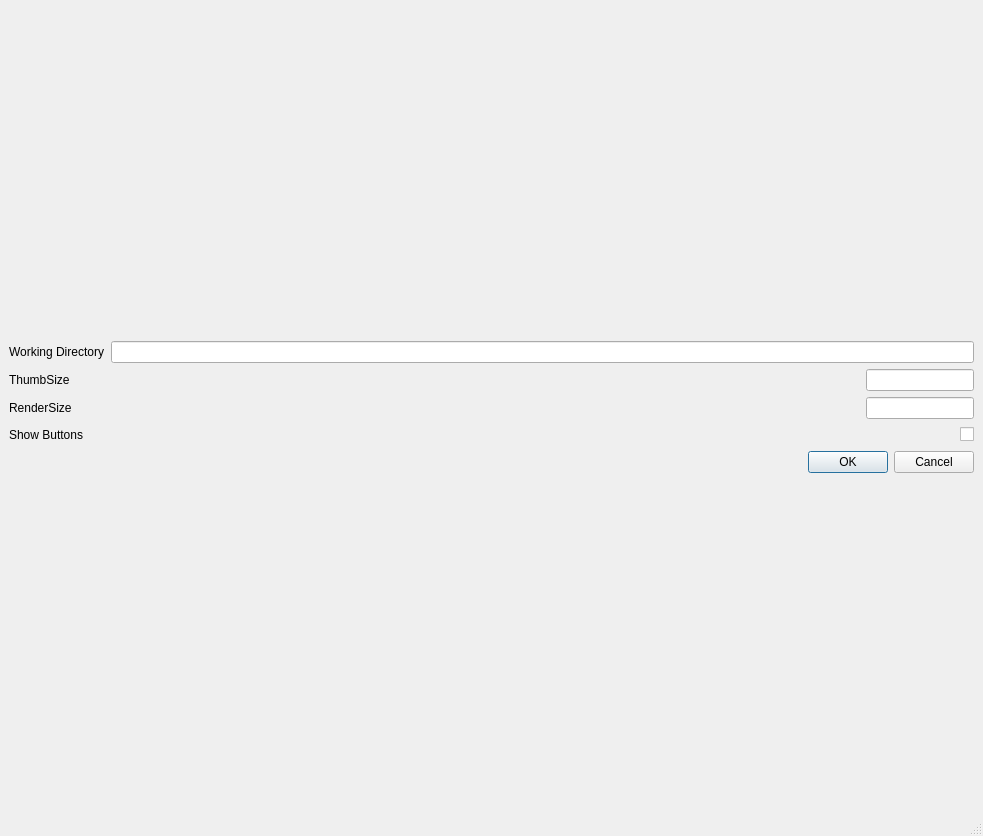
Above: python3.7libs/Prefs.ui from eglaubauf/egMatLib before the change. Below: the same form after it.
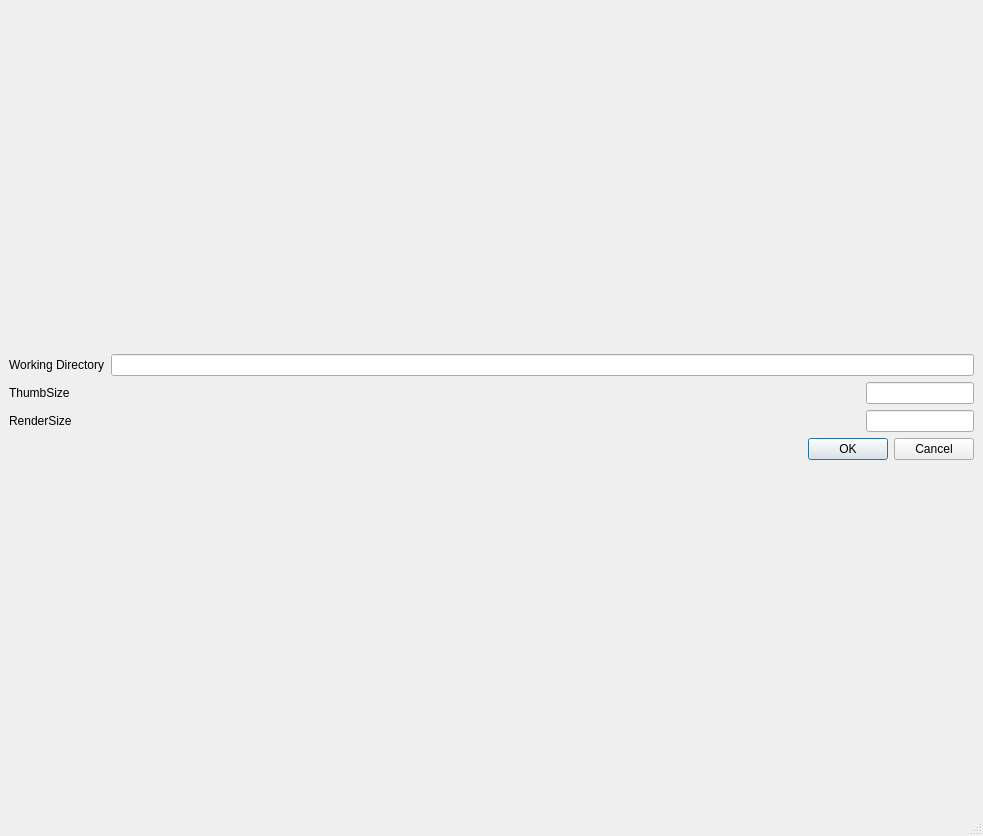
That is the form after the change.

Commit message: Favorites Filter, Favorites Toggle, Favorites are marked with a Star now, UI Cleanup, Filter against tags,

Patch:
```diff
--- a/python3.7libs/Prefs.ui
+++ b/python3.7libs/Prefs.ui
@@ -101,49 +101,6 @@
         </item>
        </layout>
       </item>
-      <item>
-       <layout class="QHBoxLayout" name="horizontalLayout_3">
-        <item>
-         <widget class="QLabel" name="label_3">
-          <property name="text">
-           <string>Show Buttons</string>
-          </property>
-         </widget>
-        </item>
-        <item>
-         <spacer name="horizontalSpacer">
-          <property name="orientation">
-           <enum>Qt::Horizontal</enum>
-          </property>
-          <property name="sizeHint" stdset="0">
-           <size>
-            <width>40</width>
-            <height>20</height>
-           </size>
-          </property>
-         </spacer>
-        </item>
-        <item>
-         <widget class="QCheckBox" name="cb_buttons">
-          <property name="statusTip">
-           <string notr="true"/>
-          </property>
-          <property name="whatsThis">
-           <string notr="true"/>
-          </property>
-          <property name="accessibleName">
-           <string notr="true"/>
-          </property>
-          <property name="accessibleDescription">
-           <string notr="true"/>
-          </property>
-          <property name="text">
-           <string/>
-          </property>
-         </widget>
-        </item>
-       </layout>
-      </item>
       <item>
        <widget class="QDialogButtonBox" name="buttonBox">
         <property name="standardButtons">
```
The commit also changes 4 other files.
